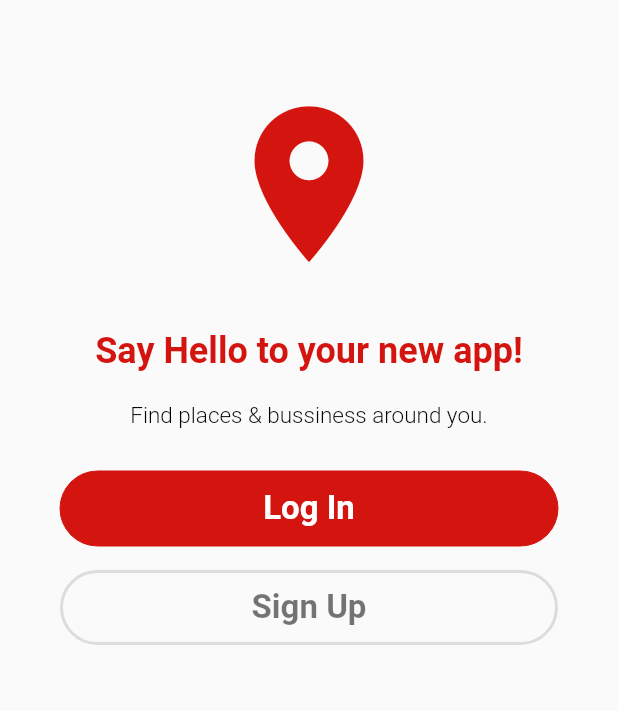
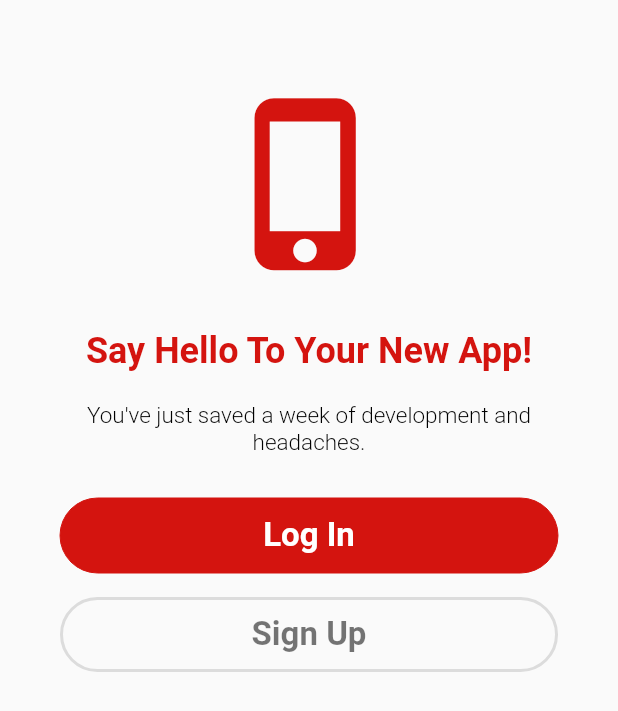
Before and after one commit to instaflutter/flutter-login-screen-firebase-auth-facebook-login, a Flutter app: the WelcomeScreen screen opened directly, on a phone screen of 412 x 824 dp. Shown: the top 711 px of the screen. Run offline on Flutter 3.47's test engine with Material 2 defaults, Android fonts, the phone set to English and light mode, and no system bars; our stand-ins replace cloud_firestore, firebase_auth, flutter_swiper, shared_preferences; missing offline and left inert: flutter_facebook_login; accounts and stored records are empty; Roboto replaces fonts that are missing (OpenSans); statements that could not run were skipped.

Commit message:
finish up UI work

```diff
--- a/lib/models/user.dart
+++ b/lib/models/user.dart
@@ -19,6 +19,7 @@ class User {
       'firstName': firstName,
       'email': email == null ? '' : email,
       'profilePictureURL': profilePictureURL,
+      'appIdentifier': 'flutter-onboarding'
     };
   }
 
--- a/lib/ui/screens/welcome_screen.dart
+++ b/lib/ui/screens/welcome_screen.dart
@@ -10,7 +10,7 @@ class WelcomeScreen extends StatelessWidget {
           Padding(
             padding: EdgeInsets.only(top: 60.0),
             child: Icon(
-              Icons.place,
+              Icons.phone_iphone,
               color: Color.fromRGBO(212, 20, 15, 1.0),
               size: 125.0,
             ),
@@ -18,7 +18,7 @@ class WelcomeScreen extends StatelessWidget {
           Padding(
             padding: const EdgeInsets.only(top: 35.0, right: 15.0, left: 15.0),
             child: Text(
-              "Say Hello to your new app!",
+              "Say Hello To Your New App!",
               softWrap: true,
               textAlign: TextAlign.center,
               style: TextStyle(
@@ -33,7 +33,7 @@ class WelcomeScreen extends StatelessWidget {
           Padding(
             padding: const EdgeInsets.all(20.0),
             child: Text(
-              "Find places & bussiness around you.",
+              "You've just saved a week of development and headaches.",
               softWrap: true,
               textAlign: TextAlign.center,
               style: TextStyle(
```
Also changed, not shown: lib/ui/screens/walk_screen.dart (+32 -10 lines), 1 other file.
